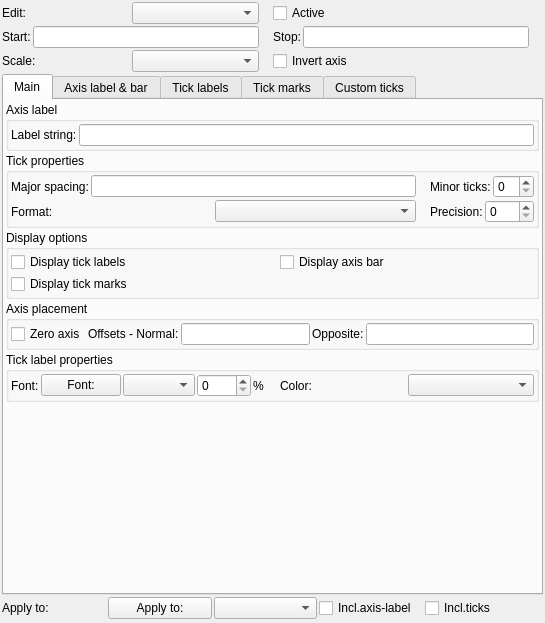
Above: src/frmAxis_Prop.ui from yesint/QtGrace6 before the change. Below: the same form after it.
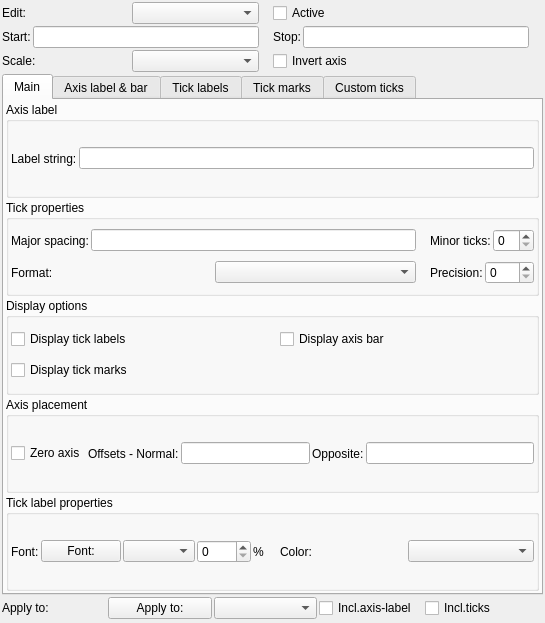
That is the form after the change. Custom widgets are drawn as their Qt base class.

Commit message:
Axis dialog: fit height to the current tab (no empty space)
The dialog was sized to the tallest tab, leaving empty space below the
controls on shorter tabs (e.g. Main). Now it resizes to fit whichever
tab is shown and re-fits on tab change: non-current pages get an Ignored
vertical size policy so the tab stack's sizeHint tracks the current page
only. Width stays stable (widest page). Dropped the bottom spacers from
the tab pages and gave the Custom-ticks scroll area a minimum height.

```diff
--- a/src/frmAxis_Prop.ui
+++ b/src/frmAxis_Prop.ui
@@ -159,11 +159,6 @@
          </layout>
         </widget>
        </item>
-       <item>
-        <spacer><property name="orientation"><enum>Qt::Orientation::Vertical</enum></property>
-         <property name="sizeHint" stdset="0"><size><width>20</width><height>20</height></size></property>
-        </spacer>
-       </item>
       </layout>
      </widget>
      <!-- ================= AXIS LABEL && BAR TAB ================= -->
```
Left out of the diff: 17 changed lines with no effect on the pictures. The commit also changes 2 other files.
